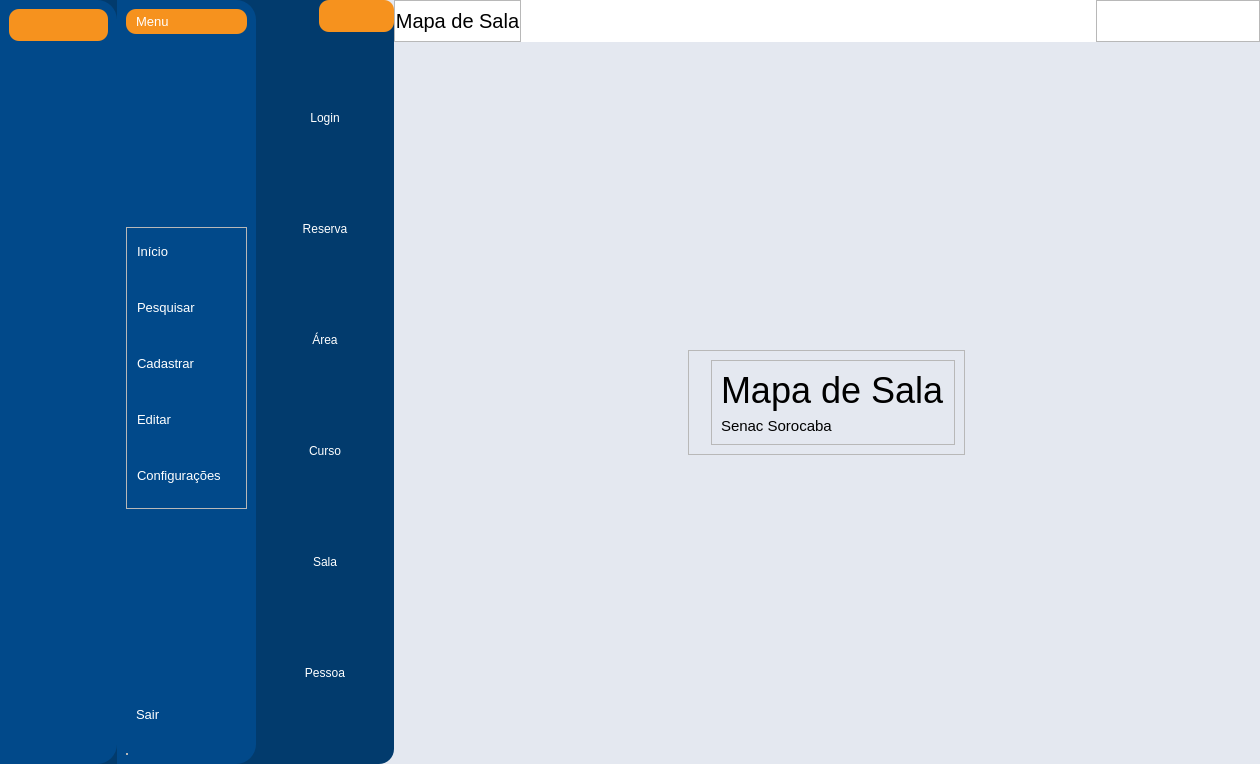
Senac-SOR-ADS/Mapa-de-Sala, file App/view/ui/home.ui: the form before one commit.
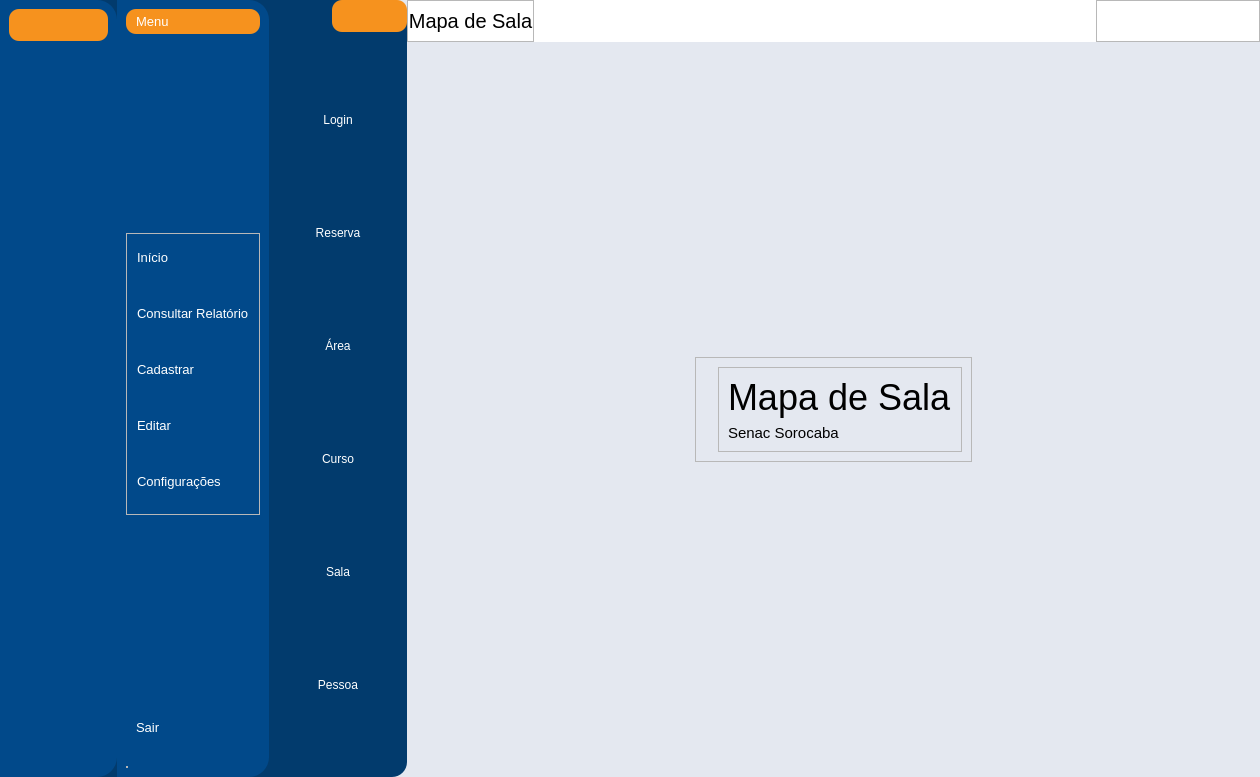
The form after the commit. Icons and pictures are not drawn.

The edit to the form file:
```diff
--- a/App/view/ui/home.ui
+++ b/App/view/ui/home.ui
@@ -7,7 +7,7 @@
     <x>0</x>
     <y>0</y>
     <width>1260</width>
-    <height>764</height>
+    <height>777</height>
    </rect>
   </property>
   <property name="windowTitle">
@@ -631,7 +631,7 @@
                       <string notr="true"/>
                      </property>
                      <property name="text">
-                      <string>Pesquisar</string>
+                      <string>Consultar Relatório</string>
                      </property>
                      <property name="icon">
                       <iconset>
@@ -714,6 +714,12 @@
                       <iconset>
                        <normaloff>icones/iconEdit.png</normaloff>icones/iconEdit.png</iconset>
                      </property>
+                     <property name="iconSize">
+                      <size>
+                       <width>24</width>
+                       <height>24</height>
+                      </size>
+                     </property>
                      <property name="checkable">
                       <bool>true</bool>
                      </property>
```
Left out of the diff: 4 changed lines with no effect on the pictures.
